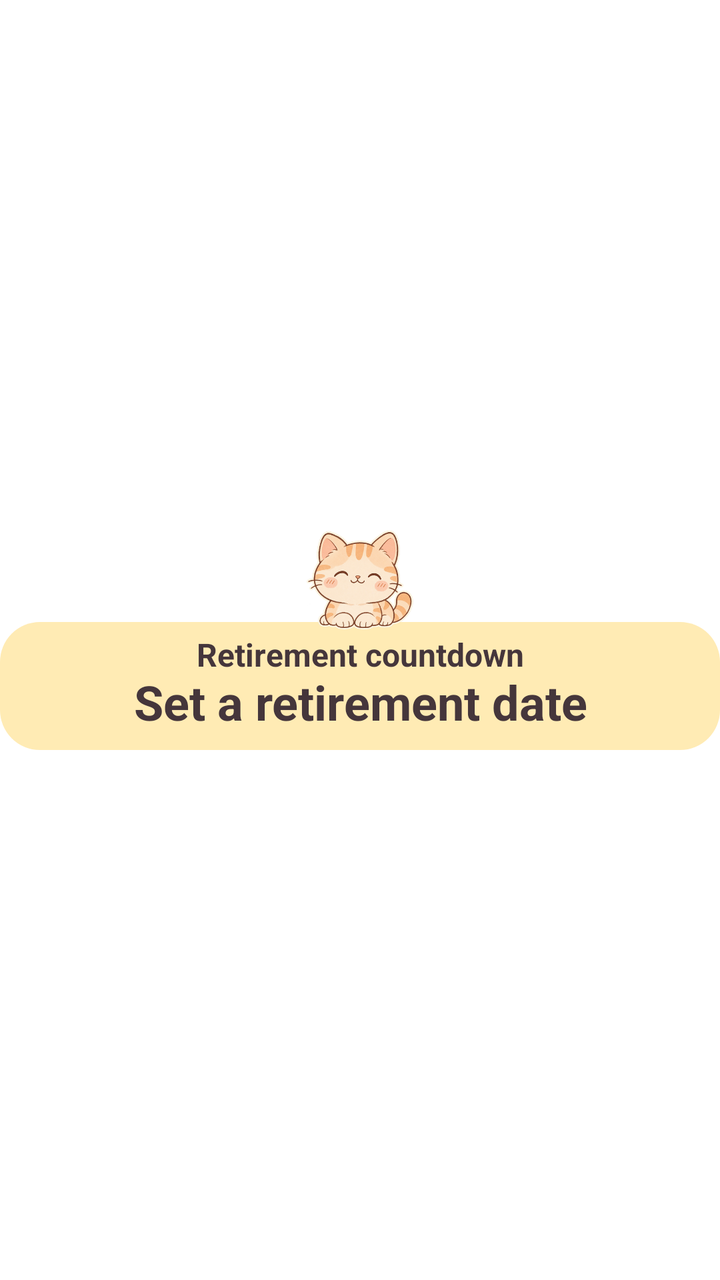
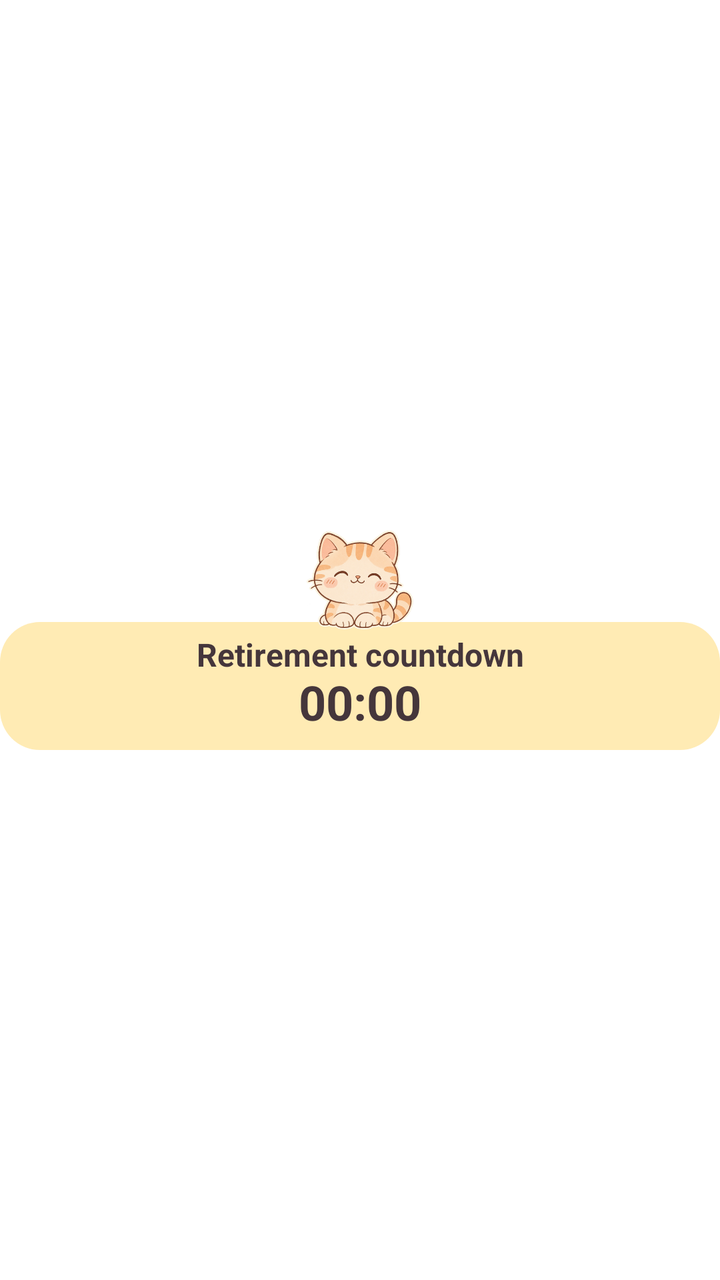

Compare the two renders of this Android layout. The source of the first and the diff that turns it into the second are given below.
<!-- AndroidManifest.xml: fallback theme Theme.MaterialComponents.DayNight.NoActionBar -->
<!-- res/layout/retirement_widget.xml -->
<?xml version="1.0" encoding="utf-8"?>
<FrameLayout xmlns:android="http://schemas.android.com/apk/res/android"
    android:layout_width="match_parent"
    android:layout_height="match_parent">

    <FrameLayout
        android:id="@+id/widget_root"
        android:layout_width="match_parent"
        android:layout_height="wrap_content"
        android:layout_gravity="center">
        <LinearLayout
            android:id="@+id/widget_card"
            android:layout_width="match_parent"
            android:layout_height="wrap_content"
            android:layout_marginTop="46dp"
            android:minHeight="64dp"
            android:background="@drawable/retirement_widget_background"
            android:gravity="center"
            android:orientation="vertical"
            android:paddingStart="8dp"
            android:paddingEnd="8dp"
            android:paddingTop="6dp"
            android:paddingBottom="6dp">

            <TextView
                android:id="@+id/widget_heading"
                android:layout_width="match_parent"
                android:layout_height="wrap_content"
                android:ellipsize="end"
                android:gravity="center"
                android:includeFontPadding="false"
                android:maxLines="1"
                android:text="@string/widget_heading"
                android:textColor="#45363B"
                android:textSize="16sp"
                android:textStyle="bold" />

            <TextView
                android:id="@+id/widget_value"
                android:layout_width="match_parent"
                android:layout_height="30dp"
                android:autoSizeMaxTextSize="24sp"
                android:autoSizeMinTextSize="12sp"
                android:autoSizeStepGranularity="1sp"
                android:autoSizeTextType="uniform"
                android:ellipsize="end"
                android:fontFeatureSettings="tnum"
                android:gravity="center"
                android:includeFontPadding="false"
                android:maxLines="1"
                android:text="@string/widget_setup"
                android:textColor="#45363B"
                android:textSize="18sp"
                android:textStyle="bold" />

            <LinearLayout
                android:id="@+id/widget_extra"
                android:layout_width="match_parent"
                android:layout_height="wrap_content"
                android:orientation="vertical" />

            <Chronometer
                android:id="@+id/widget_updated"
                android:layout_width="match_parent"
                android:layout_height="wrap_content"
                android:gravity="center"
                android:includeFontPadding="false"
                android:maxLines="1"
                android:textSize="10sp"
                android:visibility="gone" />
        </LinearLayout>

        <ImageView
            android:layout_width="58dp"
            android:layout_height="50dp"
            android:layout_gravity="top|center_horizontal"
            android:importantForAccessibility="no"
            android:scaleType="fitCenter"
            android:src="@drawable/widget_cat" />
    </FrameLayout>
</FrameLayout>
<!-- resources referenced by this layout -->
<resources>
  <!-- drawable retirement_widget_background (drawable) -->
  <?xml version="1.0" encoding="utf-8"?>
  <shape xmlns:android="http://schemas.android.com/apk/res/android">
      <solid android:color="#FFEBB4" />
      <corners android:radius="20dp" />
  </shape>
  <!-- drawable widget_cat: png bitmap (drawable-nodpi, 115074 bytes) -->
  <string name="widget_heading">Retirement countdown</string>
  <string name="widget_setup">Set a retirement date</string>
</resources>

<!-- the commit's change to res/layout/retirement_widget.xml (unified diff, before → after) -->
@@ -8,74 +8,100 @@
         android:layout_width="match_parent"
         android:layout_height="wrap_content"
         android:layout_gravity="center">
-        <LinearLayout
-            android:id="@+id/widget_card"
+        <FrameLayout
+            android:id="@+id/widget_card_position"
             android:layout_width="match_parent"
             android:layout_height="wrap_content"
-            android:layout_marginTop="46dp"
-            android:minHeight="64dp"
-            android:background="@drawable/retirement_widget_background"
-            android:gravity="center"
-            android:orientation="vertical"
-            android:paddingStart="8dp"
-            android:paddingEnd="8dp"
-            android:paddingTop="6dp"
-            android:paddingBottom="6dp">
+            android:paddingTop="46dp">
 
-            <TextView
-                android:id="@+id/widget_heading"
+            <LinearLayout
+                android:id="@+id/widget_card"
                 android:layout_width="match_parent"
                 android:layout_height="wrap_content"
-                android:ellipsize="end"
+                android:minHeight="64dp"
+                android:background="@drawable/retirement_widget_background"
                 android:gravity="center"
-                android:includeFontPadding="false"
-                android:maxLines="1"
-                android:text="@string/widget_heading"
-                android:textColor="#45363B"
-                android:textSize="16sp"
-                android:textStyle="bold" />
+                android:orientation="vertical"
+                android:paddingStart="8dp"
+                android:paddingEnd="8dp"
+                android:paddingTop="6dp"
+                android:paddingBottom="6dp">
 
-            <TextView
-                android:id="@+id/widget_value"
-                android:layout_width="match_parent"
-                android:layout_height="30dp"
-                android:autoSizeMaxTextSize="24sp"
-                android:autoSizeMinTextSize="12sp"
-                android:autoSizeStepGranularity="1sp"
-                android:autoSizeTextType="uniform"
-                android:ellipsize="end"
-                android:fontFeatureSettings="tnum"
-                android:gravity="center"
-                android:includeFontPadding="false"
-                android:maxLines="1"
-                android:text="@string/widget_setup"
-                android:textColor="#45363B"
-                android:textSize="18sp"
-                android:textStyle="bold" />
+                <FrameLayout
+                    android:id="@+id/widget_refresh"
+                    android:layout_width="match_parent"
+                    android:layout_height="24dp"
+                    android:visibility="gone">
+                    <TextView
+                        android:id="@+id/widget_refresh_icon"
+                        android:layout_width="24dp"
+                        android:layout_height="24dp"
+                        android:layout_gravity="center"
+                        android:gravity="center"
+                        android:importantForAccessibility="no"
+                        android:includeFontPadding="false"
+                        android:text="@string/widget_refresh_symbol"
+                        android:textSize="20sp"
+                        android:textStyle="bold" />
+                </FrameLayout>
 
-            <LinearLayout
-                android:id="@+id/widget_extra"
-                android:layout_width="match_parent"
-                android:layout_height="wrap_content"
-                android:orientation="vertical" />
+                <TextView
+                    android:id="@+id/widget_heading"
+                    android:layout_width="match_parent"
+                    android:layout_height="wrap_content"
+                    android:ellipsize="end"
+                    android:gravity="center"
+                    android:includeFontPadding="false"
+                    android:maxLines="1"
+                    android:text="@string/widget_heading"
+                    android:textColor="#45363B"
+                    android:textSize="16sp"
+                    android:textStyle="bold" />
 
-            <Chronometer
-                android:id="@+id/widget_updated"
-                android:layout_width="match_parent"
-                android:layout_height="wrap_content"
-                android:gravity="center"
-                android:includeFontPadding="false"
-                android:maxLines="1"
-                android:textSize="10sp"
-                android:visibility="gone" />
-        </LinearLayout>
+                <Chronometer
+                    android:id="@+id/widget_value"
+                    android:layout_width="match_parent"
+                    android:layout_height="30dp"
+                    android:autoSizeMaxTextSize="24sp"
+                    android:autoSizeMinTextSize="12sp"
+                    android:autoSizeStepGranularity="1sp"
+                    android:autoSizeTextType="uniform"
+                    android:ellipsize="end"
+                    android:fontFeatureSettings="tnum"
+                    android:gravity="center"
+                    android:includeFontPadding="false"
+                    android:maxLines="1"
+                    android:text="@string/widget_setup"
+                    android:textColor="#45363B"
+                    android:textSize="18sp"
+                    android:textStyle="bold" />
+
+                <LinearLayout
+                    android:id="@+id/widget_extra"
+                    android:layout_width="match_parent"
+                    android:layout_height="wrap_content"
+                    android:orientation="vertical" />
+
+            </LinearLayout>
+        </FrameLayout>
 
         <ImageView
+            android:id="@+id/widget_cat_sticker"
             android:layout_width="58dp"
             android:layout_height="50dp"
             android:layout_gravity="top|center_horizontal"
             android:importantForAccessibility="no"
             android:scaleType="fitCenter"
             android:src="@drawable/widget_cat" />
+
+        <ImageView
+            android:id="@+id/widget_cat_compact"
+            android:layout_width="42dp"
+            android:layout_height="36dp"
+            android:layout_gravity="top|center_horizontal"
+            android:importantForAccessibility="no"
+            android:scaleType="fitCenter"
+            android:src="@drawable/widget_cat"
+            android:visibility="gone" />
     </FrameLayout>
 </FrameLayout>
<!-- resource entries referenced after the edit -->
@@ -8,6 +8,7 @@
   </shape>
   <!-- drawable widget_cat: png bitmap (drawable-nodpi, 115074 bytes) -->
   <string name="widget_heading">Retirement countdown</string>
+  <string name="widget_refresh_symbol" translatable="false">↻</string>
   <string name="widget_setup">Set a retirement date</string>
 </resources>
 
